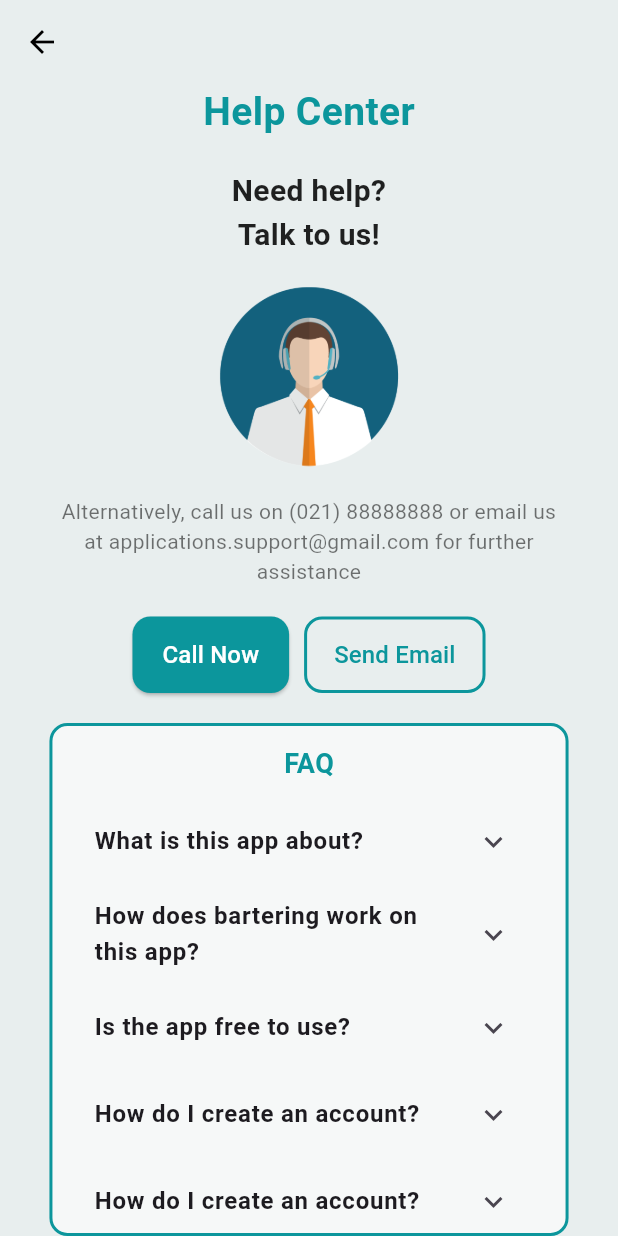
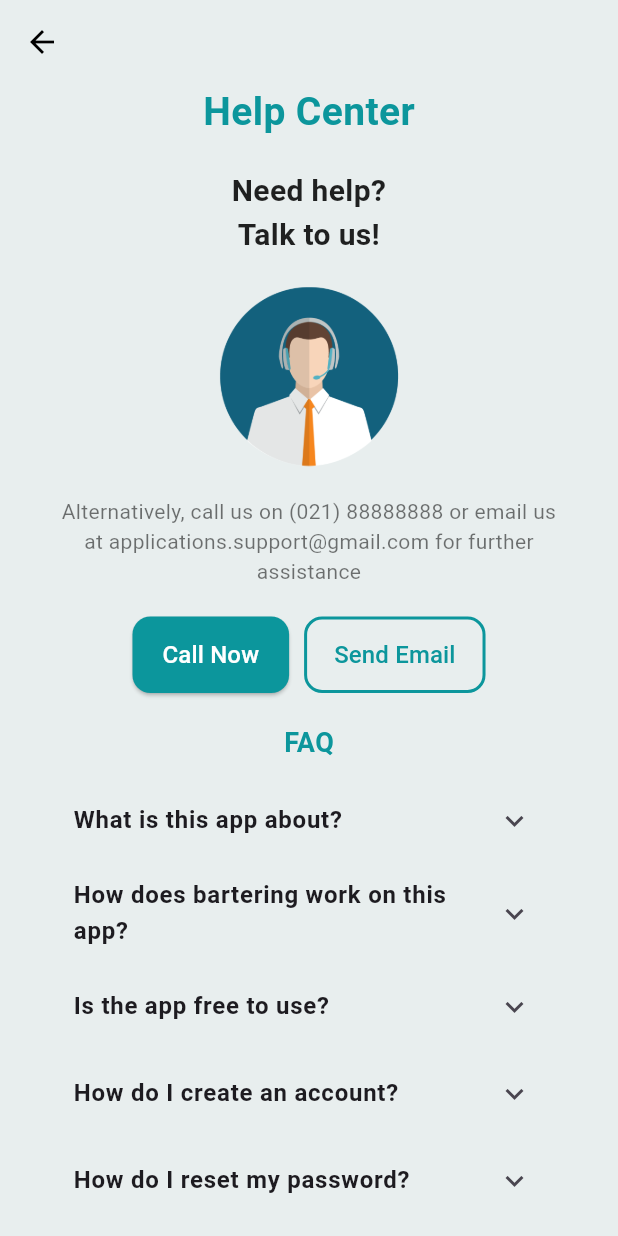
Before and after one commit to Malinda-kawshalya/Barza_mobile_app, a Flutter app: the HelpCenterPage screen opened directly, on a phone screen of 412 x 824 dp. Run offline on Flutter 3.47's test engine with Material 3 defaults, Android fonts, the phone set to English and light mode, and no system bars; our stand-ins replace cloud_firestore, firebase_auth, firebase_core, firebase_storage, image_picker; accounts and stored records are empty; statements that could not run were skipped.

Commit message:
add routes and change help center page

```diff
--- a/barza_app/lib/screens/helpCenter_page.dart
+++ b/barza_app/lib/screens/helpCenter_page.dart
@@ -1,4 +1,6 @@
 import 'package:flutter/material.dart';
+import 'call_now_page.dart'; // Import the CallPage
+import 'send_email.dart'; // Import the SendEmailPage
 
 class HelpCenterPage extends StatelessWidget {
   @override
@@ -16,10 +18,11 @@ class HelpCenterPage extends StatelessWidget {
         ),
       ),
       body: SafeArea(
-        child: Padding(
+        child: SingleChildScrollView(
           padding: EdgeInsets.symmetric(horizontal: screenWidth * 0.08),
           child: Column(
             crossAxisAlignment: CrossAxisAlignment.center,
+            mainAxisSize: MainAxisSize.min,
             children: [
               Text(
                 "Help Center",
@@ -52,7 +55,12 @@ class HelpCenterPage extends StatelessWidget {
                 mainAxisAlignment: MainAxisAlignment.center,
                 children: [
                   ElevatedButton(
-                    onPressed: () {},
+                    onPressed: () {
+                      Navigator.push(
+                        context,
+                        MaterialPageRoute(builder: (context) => CallPage()),
+                      );
+                    },
                     style: ElevatedButton.styleFrom(
                       backgroundColor: Color(0xFF0C969C), // Call Now Button Color
                       padding: EdgeInsets.symmetric(horizontal: 20, vertical: 14),
@@ -62,7 +70,12 @@ class HelpCenterPage extends StatelessWidget {
                   ),
                   SizedBox(width: 10),
                   OutlinedButton(
-                    onPressed: () {},
+                    onPressed: () {
+                      Navigator.push(
+                        context,
+                        MaterialPageRoute(builder: (context) => SendEmailPage()),
+                      );
+                    },
                     style: OutlinedButton.styleFrom(
                       padding: EdgeInsets.symmetric(horizontal: 20, vertical: 14),
                       shape: RoundedRectangleBorder(borderRadius: BorderRadius.circular(12)),
@@ -73,42 +86,24 @@ class HelpCenterPage extends StatelessWidget {
                 ],
               ),
               SizedBox(height: 20),
-              Expanded(
-                child: Container(
-                  padding: EdgeInsets.all(12),
-                  decoration: BoxDecoration(
-                     border: Border.all(color: Color(0xFF0C969C), width: 2),
-                     borderRadius: BorderRadius.circular(12),
-                    color: Color.fromARGB(255, 246, 248, 248)
-
-                  ),
-                  child: Column(
-                    children: [
               Text(
                 "FAQ",
-                      style: TextStyle(fontSize: 18, fontWeight: FontWeight.bold, color: Color(0xFF0C969C)),
+                style: TextStyle(
+                  fontSize: 18,
+                  fontWeight: FontWeight.bold,
+                  color: Color(0xFF0C969C),
+                ),
               ),
               SizedBox(height: 10),
-                      Expanded(
-                      child: Container(
-                        decoration: BoxDecoration(
-
-                        ),
-                        child: ListView(
+              Column(
                 children: [
                   FAQTile(question: "What is this app about?", answer: "This app helps with bartering."),
                   FAQTile(question: "How does bartering work on this app?", answer: "Users can exchange goods or services."),
                   FAQTile(question: "Is the app free to use?", answer: "Yes, this app is completely free."),
                   FAQTile(question: "How do I create an account?", answer: "You can sign up from the login page."),
-                          FAQTile(question: "How do I create an account?", answer: "You can sign up from the login page."),
-                          FAQTile(question: "How do I create an account?", answer: "You can sign up from the login page."),
+                  FAQTile(question: "How do I reset my password?", answer: "You can reset your password from the login page by clicking on 'Forgot Password'."),
+                  FAQTile(question: "How do I contact support?", answer: "You can contact support via the 'Call Now' or 'Send Email' buttons above."),
                 ],
-                        ),
-                      ),
-                      ),
-                    ],
-                  ),
-                ),
               ),
             ],
           ),
--- a/barza_app/lib/services/routes/routes.dart
+++ b/barza_app/lib/services/routes/routes.dart
@@ -13,6 +13,8 @@ import '/screens/password_security.dart';
 import '/screens/privacy_permissions.dart';
 import '/screens/buy_starts_page.dart';
 import '/screens/chatList_screen.dart';
+import '/screens/call_now_page.dart';
+import '/screens/send_email.dart';
 //import '/screens/wishlist_screen.dart';
 
 class AppRoutes {
@@ -32,6 +34,8 @@ class AppRoutes {
   static const String privacypermissions = '/privacypermissions';
   static const String buystars = '/buystars';
   static const String chatlist = '/chatlist';
+  static const String callnow = '/callnow';
+  static const String sendemail = '/sendemail';
 
   static Map<String, WidgetBuilder> routes = {
     login: (context) => LoginPage(),
@@ -48,6 +52,8 @@ class AppRoutes {
     privacypermissions: (context) => PrivacyPermissionsScreen(),
     buystars: (context) => BuyStarsPage(),
     chatlist: (context) => ChatListScreen(),
+    callnow: (context) => CallPage(),
+    sendemail: (context) => SendEmailPage(),
     //wishlist: (context) => WishlistScreen(),
   };
 }
```
Lines whose indentation alone changed are shown as unchanged.
